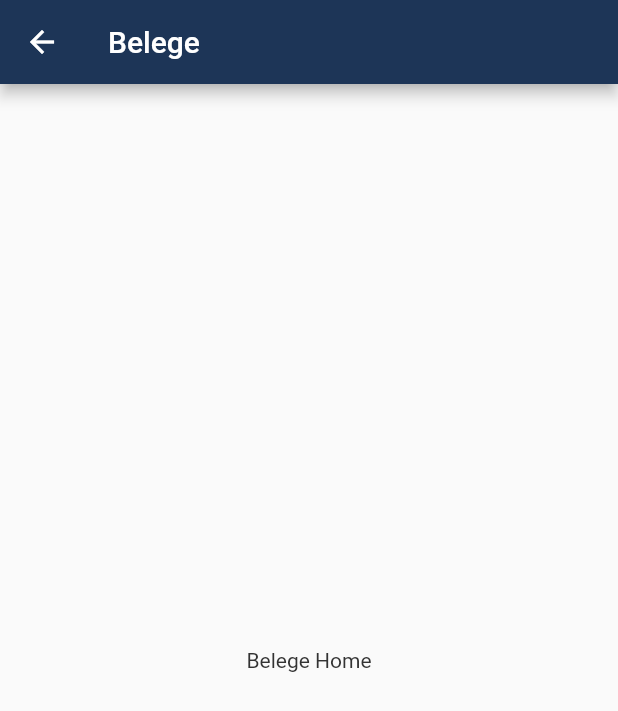
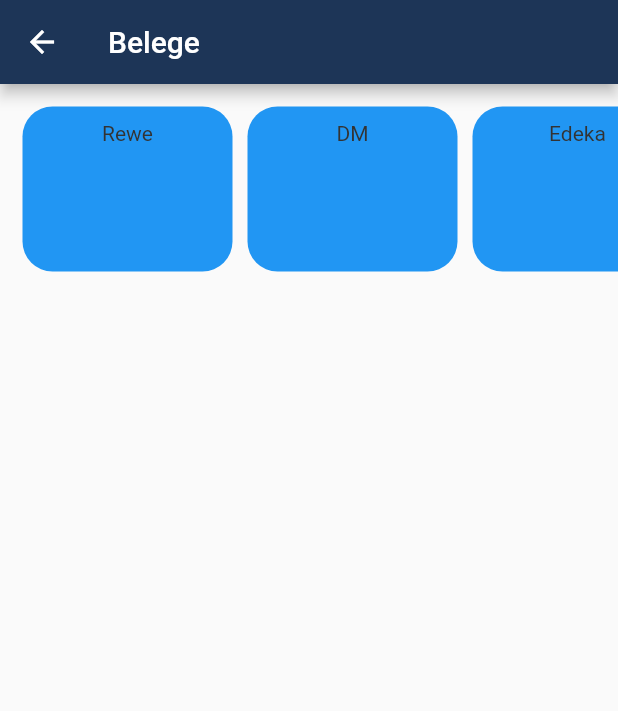
Before and after one commit to jangrunicke/Billsolution, a Flutter app: the BillsHome screen opened directly, on a phone screen of 412 x 824 dp. Shown: the top 711 px of the screen. Run offline on Flutter 3.47's test engine with Material 2 defaults, Android fonts, the phone set to English and light mode, and no system bars.

Commit message:
Erstellen einer ListView mit VendorCards

```diff
--- a/lib/pages/bills/bills_home.dart
+++ b/lib/pages/bills/bills_home.dart
@@ -1,19 +1,24 @@
 import 'package:flutter/material.dart';
+import './vendor_card.dart';
 
 class BillsHome extends StatelessWidget {
+  var mockData = ['Rewe', 'DM', 'Edeka', 'Penny', 'Aldi'];
+
   @override
   Widget build(BuildContext context) {
     return Scaffold(
-      appBar: AppBar(
-        title: Text('Belege'),
-      ),
-      body: Container(
-        child: Center(
-          child: (
-            Text('Belege Home')
-          ),
-        )
-      ),
-    );
+        appBar: AppBar(
+          title: Text('Belege'),
+        ),
+        body: Container(
+          constraints: BoxConstraints(maxHeight: 140),
+          child: ListView.builder(
+              scrollDirection: Axis.horizontal,
+              padding: const EdgeInsets.all(10),
+              itemCount: mockData.length,
+              itemBuilder: (BuildContext context, int index) {
+                return VendorCard(mockData[index]);
+              }),
+        ));
   }
 }
--- a/lib/pages/bills/vendor_card.dart
+++ b/lib/pages/bills/vendor_card.dart
@@ -1,16 +1,22 @@
 import 'package:flutter/material.dart';
 
 class VendorCard extends StatelessWidget {
+  final String vendorName;
+
+  VendorCard(this.vendorName);
+
   @override
   Widget build(BuildContext context) {
     return Container(
-      child: Text('Rewe'),
+      child: Text(vendorName),
       decoration: BoxDecoration(
-        shape: BoxShape.rectangle,
-        color: Colors.blue,
-      ),
+          shape: BoxShape.rectangle,
+          color: Colors.blue,
+          borderRadius: BorderRadius.circular(20)),
       alignment: Alignment.topCenter,
-      constraints: BoxConstraints(maxHeight: 80, maxWidth: 120),
+      padding: EdgeInsets.all(10),
+      margin: EdgeInsets.all(5),
+      constraints: BoxConstraints(maxHeight: 100, maxWidth: 140),
     );
   }
 }
```
